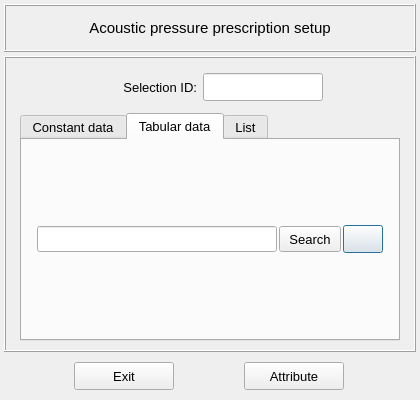
The window that vibra/interface/data/ui_files/model/setup/acoustic/acoustic_pressure_inputs.ui (MOPT-UFSC/VIBRA) describes before a commit, drawn with Qt 5.
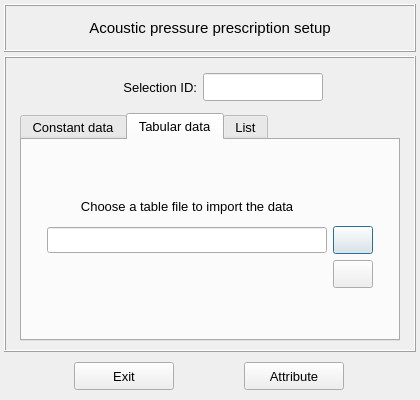
The same window after the commit. The open tabs and pages were chosen to show the change. Icons and pictures are not drawn.

Commit message: Update the acoustic boundary conditions UI files

Diff of the .ui file:
```diff
--- a/vibra/interface/data/ui_files/model/setup/acoustic/acoustic_pressure_inputs.ui
+++ b/vibra/interface/data/ui_files/model/setup/acoustic/acoustic_pressure_inputs.ui
@@ -520,9 +520,117 @@
            <number>6</number>
           </property>
           <property name="spacing">
-           <number>2</number>
+           <number>6</number>
           </property>
-          <item row="0" column="3">
+          <item row="2" column="2">
+           <widget class="QPushButton" name="pushButton_load_table">
+            <property name="enabled">
+             <bool>true</bool>
+            </property>
+            <property name="sizePolicy">
+             <sizepolicy hsizetype="Expanding" vsizetype="Fixed">
+              <horstretch>0</horstretch>
+              <verstretch>0</verstretch>
+             </sizepolicy>
+            </property>
+            <property name="minimumSize">
+             <size>
+              <width>40</width>
+              <height>28</height>
+             </size>
+            </property>
+            <property name="maximumSize">
+             <size>
+              <width>40</width>
+              <height>28</height>
+             </size>
+            </property>
+            <property name="font">
+             <font>
+              <family>MS Shell Dlg 2</family>
+              <pointsize>10</pointsize>
+              <weight>50</weight>
+              <italic>false</italic>
+              <bold>false</bold>
+             </font>
+            </property>
+            <property name="styleSheet">
+             <string notr="true"/>
+            </property>
+            <property name="text">
+             <string/>
+            </property>
+            <property name="icon">
+             <iconset resource="../../../../icons/resources.qrc">
+              <normaloff>:/icons/document_search_blue.png</normaloff>:/icons/document_search_blue.png</iconset>
+            </property>
+            <property name="iconSize">
+             <size>
+              <width>20</width>
+              <height>20</height>
+             </size>
+            </property>
+           </widget>
+          </item>
+          <item row="2" column="1">
+           <widget class="QLineEdit" name="lineEdit_table_path">
+            <property name="enabled">
+             <bool>true</bool>
+            </property>
+            <property name="minimumSize">
+             <size>
+              <width>280</width>
+              <height>26</height>
+             </size>
+            </property>
+            <property name="maximumSize">
+             <size>
+              <width>280</width>
+              <height>26</height>
+             </size>
+            </property>
+            <property name="font">
+             <font>
+              <pointsize>9</pointsize>
+              <weight>50</weight>
+              <bold>false</bold>
+             </font>
+            </property>
+            <property name="styleSheet">
+             <string notr="true"/>
+            </property>
+            <property name="alignment">
+             <set>Qt::AlignCenter</set>
+            </property>
+           </widget>
+          </item>
+          <item row="2" column="4">
+           <spacer name="horizontalSpacer_5">
+            <property name="orientation">
+             <enum>Qt::Horizontal</enum>
+            </property>
+            <property name="sizeHint" stdset="0">
+             <size>
+              <width>40</width>
+              <height>20</height>
+             </size>
+            </property>
+           </spacer>
+          </item>
+          <item row="2" column="0">
+           <spacer name="horizontalSpacer_6">
+            <property name="orientation">
+             <enum>Qt::Horizontal</enum>
+            </property>
+            <property name="sizeHint" stdset="0">
+             <size>
+              <width>40</width>
+              <height>20</height>
+             </size>
+            </property>
+           </spacer>
+          </item>
+          <item row="3" column="2">
            <widget class="QPushButton" name="pushButton_change_frequency_setup">
             <property name="enabled">
              <bool>true</bool>
@@ -575,100 +683,50 @@
             </property>
            </widget>
           </item>
-          <item row="0" column="2">
-           <widget class="QPushButton" name="pushButton_load_table">
-            <property name="enabled">
-             <bool>true</bool>
-            </property>
-            <property name="sizePolicy">
-             <sizepolicy hsizetype="Expanding" vsizetype="Fixed">
-              <horstretch>0</horstretch>
-              <verstretch>0</verstretch>
-             </sizepolicy>
-            </property>
+          <item row="1" column="1">
+           <widget class="QLabel" name="label_3">
             <property name="minimumSize">
              <size>
-              <width>62</width>
-              <height>26</height>
+              <width>0</width>
+              <height>28</height>
              </size>
             </property>
             <property name="maximumSize">
              <size>
-              <width>62</width>
-              <height>26</height>
+              <width>16777215</width>
+              <height>28</height>
              </size>
             </property>
-            <property name="font">
-             <font>
-              <family>MS Shell Dlg 2</family>
-              <pointsize>10</pointsize>
-              <weight>50</weight>
-              <italic>false</italic>
-              <bold>false</bold>
-             </font>
-            </property>
-            <property name="styleSheet">
-             <string notr="true"/>
-            </property>
             <property name="text">
-             <string>Search</string>
+             <string>Choose a table file to import the data</string>
+            </property>
+            <property name="alignment">
+             <set>Qt::AlignCenter</set>
             </property>
            </widget>
           </item>
-          <item row="0" column="4">
-           <spacer name="horizontalSpacer_5">
-            <property name="orientation">
-             <enum>Qt::Horizontal</enum>
-            </property>
-            <property name="sizeHint" stdset="0">
-             <size>
-              <width>40</width>
-              <height>20</height>
-             </size>
-            </property>
-           </spacer>
-          </item>
           <item row="0" column="1">
-           <widget class="QLineEdit" name="lineEdit_table_path">
-            <property name="enabled">
-             <bool>true</bool>
+           <spacer name="verticalSpacer_4">
+            <property name="orientation">
+             <enum>Qt::Vertical</enum>
             </property>
-            <property name="minimumSize">
+            <property name="sizeHint" stdset="0">
              <size>
-              <width>240</width>
-              <height>26</height>
+              <width>20</width>
+              <height>40</height>
              </size>
             </property>
-            <property name="maximumSize">
-             <size>
-              <width>260</width>
-              <height>26</height>
-             </size>
-            </property>
-            <property name="font">
-             <font>
-              <pointsize>9</pointsize>
-              <weight>50</weight>
-              <bold>false</bold>
-             </font>
-            </property>
-            <property name="styleSheet">
-             <string notr="true"/>
-            </property>
-            <property name="alignment">
-             <set>Qt::AlignCenter</set>
-            </property>
-           </widget>
+           </spacer>
           </item>
-          <item row="0" column="0">
-           <spacer name="horizontalSpacer_6">
+          <item row="4" column="1">
+           <spacer name="verticalSpacer_3">
             <property name="orientation">
-             <enum>Qt::Horizontal</enum>
+             <enum>Qt::Vertical</enum>
             </property>
             <property name="sizeHint" stdset="0">
              <size>
-              <width>40</width>
-              <height>20</height>
+              <width>20</width>
+              <height>40</height>
              </size>
             </property>
            </spacer>
```
The commit also changes 15 other files.
